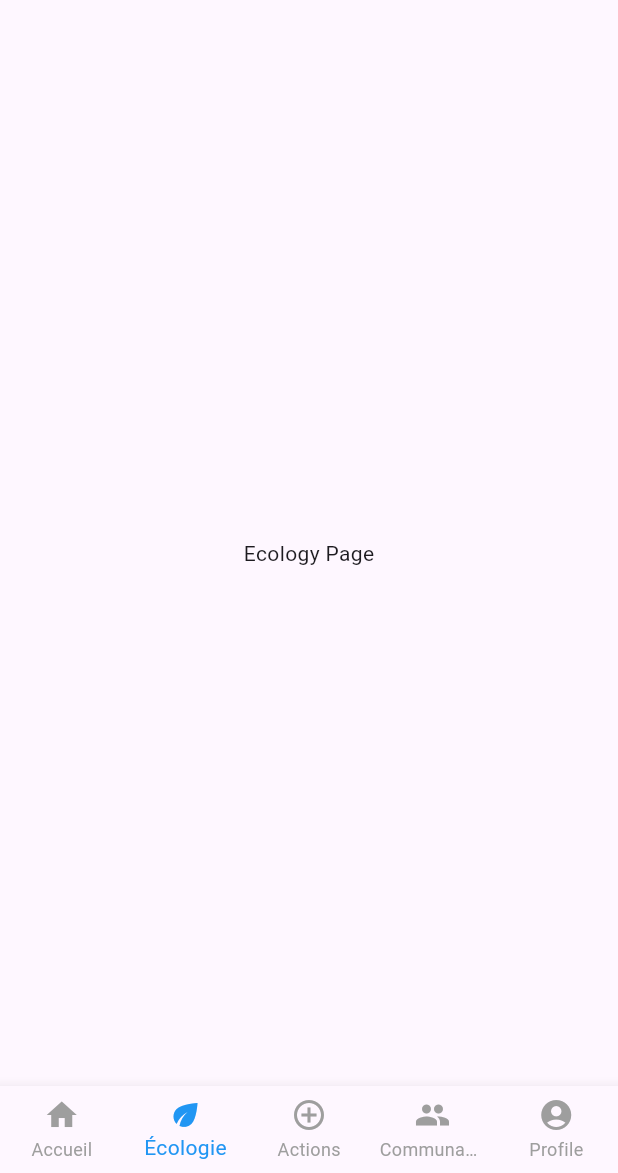
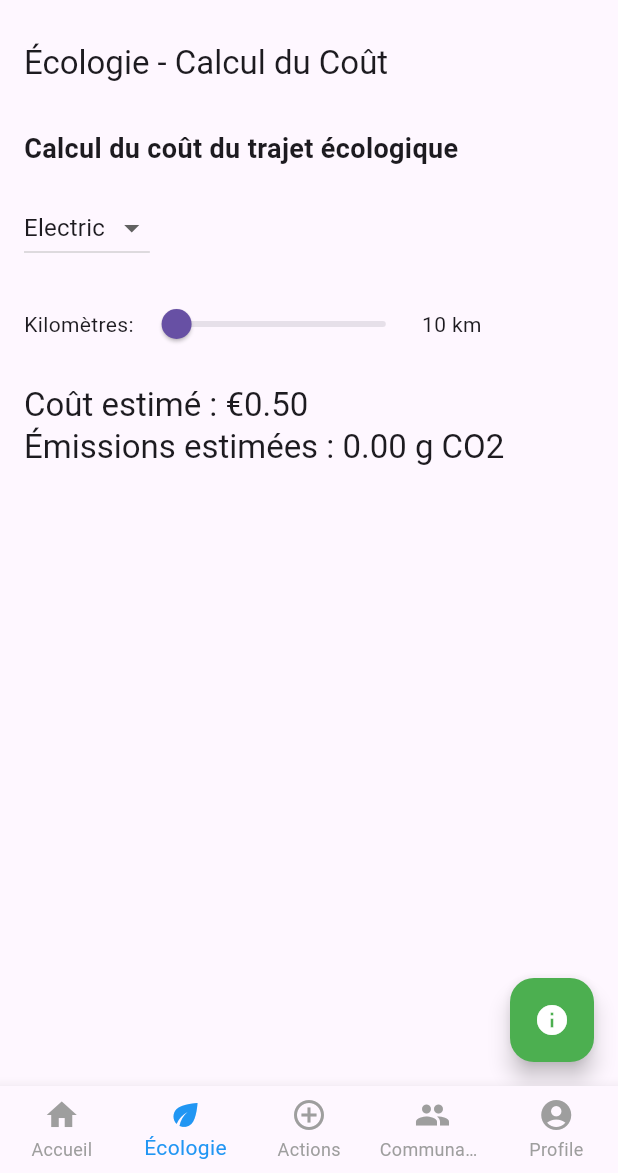
Before and after one commit to DonatFortini/Defi-EDF, a Flutter app: the screen it shows after launch, item 2 of the bottom bar chosen, on a phone screen of 412 x 824 dp, the part 63-1236 px from its top. Run offline on Flutter 3.47's test engine with Material 3 defaults, Android fonts, the phone set to English and light mode, and no system bars; our stand-ins replace geolocator, image_picker, permission_handler.

Commit message:
Ajout de la gestion des dépendances pour le plugin url_launcher et intégration dans les plateformes Linux, Windows et macOS. Création de nouveaux widgets pour l'affichage des statistiques écologiques et la sélection de kilomètres et de type de voiture. Mise à jour des pages de la communauté et de l'écologie avec des fonctionnalités améliorées.

```diff
--- /dev/null
+++ b/frontend/mobile/lib/core/providers/community_provider.dart
@@ -0,0 +1,63 @@
+import 'package:flutter/foundation.dart';
+
+class CommunityProvider extends ChangeNotifier {
+  // Liste des articles
+  final List<Article> _articles = [
+    Article(
+      title: 'Comment adopter une conduite écologique ?',
+      description:
+          'Découvrez les gestes simples pour conduire de manière plus écologique.',
+      content: 'Contenu complet de l\'article...',
+    ),
+    Article(
+      title: 'Les avantages des véhicules électriques',
+      description: 'Comprendre pourquoi passer à un véhicule électrique.',
+      content: 'Contenu complet de l\'article...',
+    ),
+  ];
+
+  // Liste des formations
+  final List<Training> _trainings = [
+    Training(
+      title: 'Formation à la conduite éco-responsable',
+      description:
+          'Formation sur les meilleures pratiques pour conduire de manière économe.',
+      link: 'https://example.com/formation',
+    ),
+    Training(
+      title: 'Transition énergétique dans le secteur du transport',
+      description:
+          'Formation pour comprendre la transition énergétique dans le domaine des transports.',
+      link: 'https://example.com/formation2',
+    ),
+  ];
+
+  List<Article> get articles => _articles;
+  List<Training> get trainings => _trainings;
+}
+
+// Classe représentant un article
+class Article {
+  final String title;
+  final String description;
+  final String content;
+
+  Article({
+    required this.title,
+    required this.description,
+    required this.content,
+  });
+}
+
+// Classe représentant une formation
+class Training {
+  final String title;
+  final String description;
+  final String link;
+
+  Training({
+    required this.title,
+    required this.description,
+    required this.link,
+  });
+}
--- /dev/null
+++ b/frontend/mobile/lib/core/providers/ecology_provider.dart
@@ -0,0 +1,59 @@
+import 'package:flutter/foundation.dart';
+
+class EcologyProvider extends ChangeNotifier {
+  String _carType = 'Electric'; // Valeur initiale : voiture électrique
+  int _km = 10; // Valeur initiale : 10 km
+
+  String get carType => _carType;
+  int get km => _km;
+
+  // Sélectionner le type de voiture
+  void setCarType(String type) {
+    _carType = type;
+    notifyListeners();
+  }
+
+  // Modifier le nombre de kilomètres
+  void setKm(int km) {
+    _km = km;
+    notifyListeners();
+  }
+
+  // Calcul du coût basé sur le type de voiture et le nombre de kilomètres
+  double calculateCost() {
+    double costPerKm;
+    switch (_carType) {
+      case 'Electric':
+        costPerKm = 0.05; // 0.05 € par km pour une voiture électrique
+        break;
+      case 'Hybrid':
+        costPerKm = 0.08; // 0.08 € par km pour une voiture hybride
+        break;
+      case 'Thermal':
+        costPerKm = 0.12; // 0.12 € par km pour une voiture thermique
+        break;
+      default:
+        costPerKm = 0.1;
+    }
+    return _km * costPerKm;
+  }
+
+  // Calcul des émissions en CO2 (en grammes) basées sur le type de voiture et les kilomètres
+  double calculateEmissions() {
+    double emissionsPerKm;
+    switch (_carType) {
+      case 'Electric':
+        emissionsPerKm = 0; // Voiture électrique, aucune émission
+        break;
+      case 'Hybrid':
+        emissionsPerKm = 40; // 40g CO2 par km pour une hybride
+        break;
+      case 'Thermal':
+        emissionsPerKm = 120; // 120g CO2 par km pour une thermique
+        break;
+      default:
+        emissionsPerKm = 50;
+    }
+    return _km * emissionsPerKm;
+  }
+}
--- /dev/null
+++ b/frontend/mobile/lib/layout/ecology_content.dart
@@ -0,0 +1,39 @@
+import 'package:flutter/material.dart';
+import 'package:provider/provider.dart';
+import 'package:frontend/core/providers/ecology_provider.dart';
+import 'package:frontend/widgets/ecology/car_type_selector.dart';
+import 'package:frontend/widgets/ecology/km_selector.dart';
+import 'package:frontend/widgets/ecology/statistics_display.dart';
+
+class EcologyContent extends StatelessWidget {
+  const EcologyContent({super.key});
+
+  @override
+  Widget build(BuildContext context) {
+    return Padding(
+      padding: const EdgeInsets.all(16.0),
+      child: Consumer<EcologyProvider>(
+        builder: (context, ecologyProvider, child) {
+          return Column(
+            crossAxisAlignment: CrossAxisAlignment.start,
+            children: [
+              const Text(
+                'Calcul du coût du trajet écologique',
+                style: TextStyle(fontSize: 18, fontWeight: FontWeight.bold),
+              ),
+              const SizedBox(height: 16),
+              const CarTypeSelector(),
+              const SizedBox(height: 16),
+              const KmSelector(),
+              const SizedBox(height: 16),
+              StatisticsDisplay(
+                cost: ecologyProvider.calculateCost(),
+                emission: ecologyProvider.calculateEmissions(),
+              ),
+            ],
+          );
+        },
+      ),
+    );
+  }
+}
--- a/frontend/mobile/lib/main.dart
+++ b/frontend/mobile/lib/main.dart
@@ -1,5 +1,7 @@
 import 'package:flutter/material.dart';
+import 'package:frontend/core/providers/community_provider.dart';
 import 'package:frontend/core/providers/disaster_provider.dart';
+import 'package:frontend/core/providers/ecology_provider.dart';
 import 'package:provider/provider.dart';
 import 'package:frontend/core/responsive_layout.dart';
 import 'package:frontend/screens/home_page.dart';
@@ -30,6 +32,8 @@ class MyApp extends StatelessWidget {
         ChangeNotifierProvider(create: (context) => RentalProvider()),
         ChangeNotifierProvider(create: (context) => ScannerProvider()),
         ChangeNotifierProvider(create: (context) => DisasterProvider()),
+        ChangeNotifierProvider(create: (context) => EcologyProvider()),
+        ChangeNotifierProvider(create: (context) => CommunityProvider()),
       ],
       child: MaterialApp(
         title: 'Bienvenue _Placeholder_',
--- a/frontend/mobile/lib/screens/ecology_page.dart
+++ b/frontend/mobile/lib/screens/ecology_page.dart
@@ -1,12 +1,26 @@
 import 'package:flutter/material.dart';
+import 'package:provider/provider.dart';
+import 'package:frontend/core/providers/ecology_provider.dart';
+import 'package:frontend/layout/ecology_content.dart';
 
 class EcologyPage extends StatelessWidget {
   const EcologyPage({super.key});
 
   @override
   Widget build(BuildContext context) {
-    return const Center(
-      child: Text('Ecology Page'),
+    return ChangeNotifierProvider(
+      create: (_) => EcologyProvider(),
+      child: Scaffold(
+        appBar: AppBar(title: const Text('Écologie - Calcul du Coût')),
+        body: const EcologyContent(),
+        floatingActionButton: FloatingActionButton(
+          backgroundColor: Colors.green,
+          onPressed: () {
+            // Actions supplémentaires, par exemple afficher des conseils écologiques
+          },
+          child: const Icon(Icons.info, color: Colors.white),
+        ),
+      ),
     );
   }
 }
--- /dev/null
+++ b/frontend/mobile/lib/widgets/ecology/car_type_selector.dart
@@ -0,0 +1,27 @@
+import 'package:flutter/material.dart';
+import 'package:provider/provider.dart';
+import 'package:frontend/core/providers/ecology_provider.dart';
+
+class CarTypeSelector extends StatelessWidget {
+  const CarTypeSelector({super.key});
+
+  @override
+  Widget build(BuildContext context) {
+    final provider = context.read<EcologyProvider>();
+
+    return DropdownButton<String>(
+      value: provider.carType,
+      items: ['Electric', 'Hybrid', 'Thermal']
+          .map((type) => DropdownMenuItem(
+                value: type,
+                child: Text(type),
+              ))
+          .toList(),
+      onChanged: (value) {
+        if (value != null) {
+          provider.setCarType(value);
+        }
+      },
+    );
+  }
+}
--- /dev/null
+++ b/frontend/mobile/lib/widgets/ecology/km_selector.dart
@@ -0,0 +1,29 @@
+import 'package:flutter/material.dart';
+import 'package:provider/provider.dart';
+import 'package:frontend/core/providers/ecology_provider.dart';
+
+class KmSelector extends StatelessWidget {
+  const KmSelector({super.key});
+
+  @override
+  Widget build(BuildContext context) {
+    final provider = context.read<EcologyProvider>();
+
+    return Row(
+      children: [
+        const Text('Kilomètres:'),
+        Slider(
+          value: provider.km.toDouble(),
+          min: 1,
+          max: 500,
+          divisions: 500,
+          label: provider.km.toString(),
+          onChanged: (value) {
+            provider.setKm(value.toInt());
+          },
+        ),
+        Text('${provider.km} km'),
+      ],
+    );
+  }
+}
--- /dev/null
+++ b/frontend/mobile/lib/widgets/ecology/statistics_display.dart
@@ -0,0 +1,22 @@
+import 'package:flutter/material.dart';
+
+class StatisticsDisplay extends StatelessWidget {
+  final double cost;
+  final double emission;
+
+  const StatisticsDisplay(
+      {super.key, required this.cost, required this.emission});
+
+  @override
+  Widget build(BuildContext context) {
+    return Column(
+      crossAxisAlignment: CrossAxisAlignment.start,
+      children: [
+        Text('Coût estimé : €${cost.toStringAsFixed(2)}',
+            style: Theme.of(context).textTheme.titleLarge),
+        Text('Émissions estimées : ${emission.toStringAsFixed(2)} g CO2',
+            style: Theme.of(context).textTheme.titleLarge),
+      ],
+    );
+  }
+}
--- a/frontend/mobile/pubspec.yaml
+++ b/frontend/mobile/pubspec.yaml
@@ -62,6 +62,8 @@ dependencies:
 
   permission_handler: 11.3.1
 
+  url_launcher: ^6.0.9
+
 dev_dependencies:
   flutter_test:
     sdk: flutter
```
Also changed, not shown: frontend/mobile/lib/layout/community_content.dart (added, +57 -0 lines), frontend/mobile/lib/screens/community_page.dart (+10 -2 lines), frontend/mobile/lib/widgets/community/article.dart (added, +44 -0 lines), frontend/mobile/lib/widgets/community/training_tile.dart (added, +36 -0 lines), frontend/mobile/lib/widgets/disaster/car_damage_selector.dart (+89 -26 lines), frontend/mobile/pubspec.lock, 5 other files.
